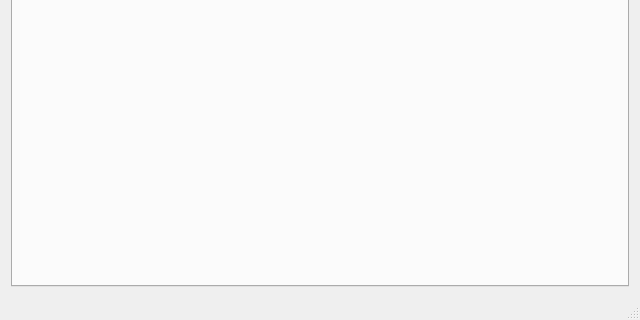
The window that mainwindow.ui (JanusErasmus/qt-finance) describes before a commit, drawn with Qt 5; both pictures show x 0 to 640 and y 157 to 477 of the 640 by 477 pixel window.
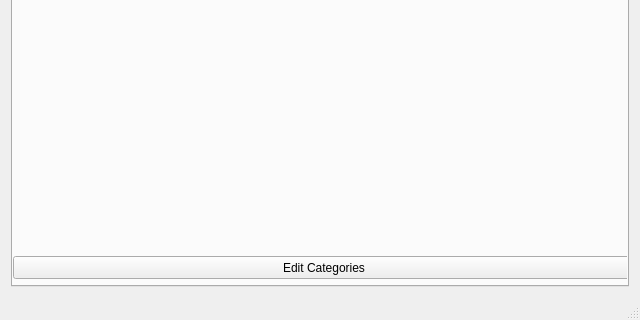
The same window after the commit. The open tabs and pages were chosen to show the change.

Diff of the .ui file:
```diff
--- a/mainwindow.ui
+++ b/mainwindow.ui
@@ -27,6 +27,19 @@
        <attribute name="title">
         <string>Summary</string>
        </attribute>
+       <widget class="QPushButton" name="editButton">
+        <property name="geometry">
+         <rect>
+          <x>0</x>
+          <y>340</y>
+          <width>622</width>
+          <height>23</height>
+         </rect>
+        </property>
+        <property name="text">
+         <string>Edit Categories</string>
+        </property>
+       </widget>
       </widget>
       <widget class="QWidget" name="transactionTab">
        <property name="contextMenuPolicy">
```
Left out of the diff: 41 changed lines with no effect on the pictures.
